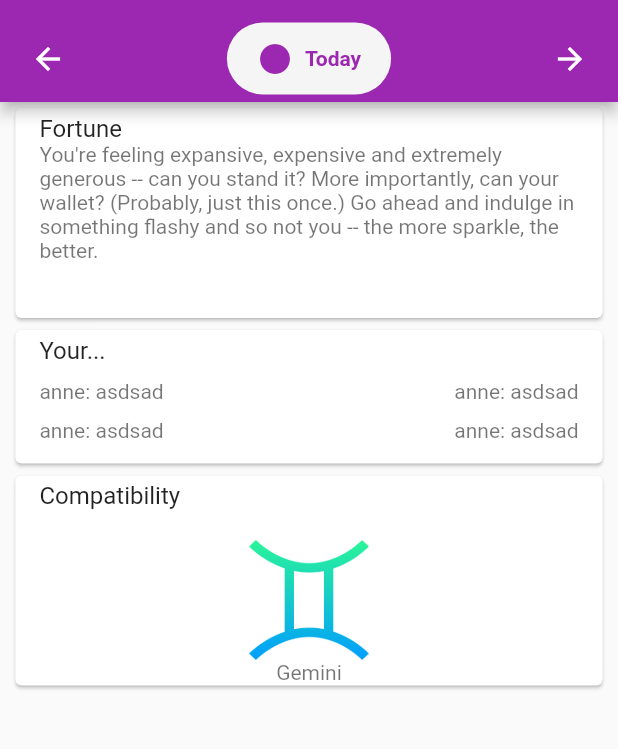
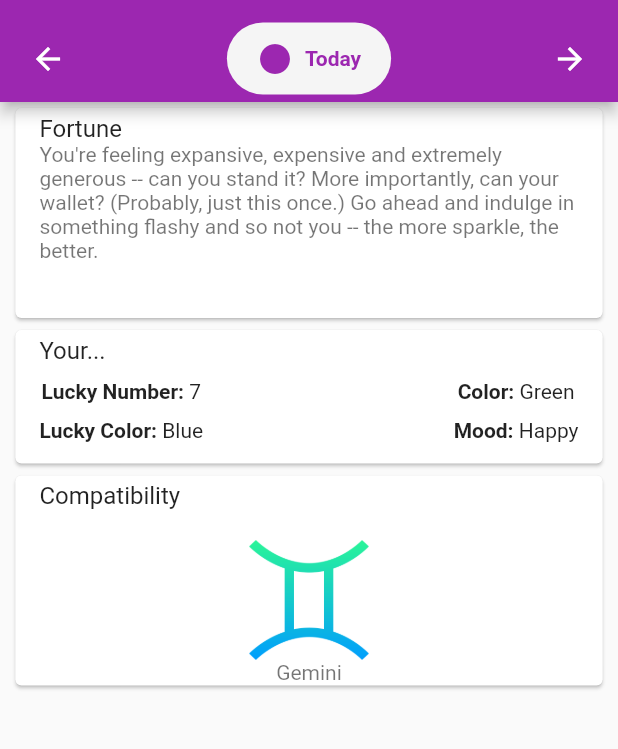
Before and after one commit to bugrahancamlibel/Horoscope-YTT, a Flutter app: the screen it shows after launch, after a tap on "Let's get started", after a tap on "Go to your page", on a phone screen of 412 x 824 dp, the part 57-806 px from its top. Run offline on Flutter 3.47's test engine with Material 2 defaults, Android fonts, the phone set to English and light mode, and no system bars; drawn by our look-alikes of google_nav_bar; our stand-ins replace flutter_riverpod, shared_preferences.

Commit message:
Add style to texts

```diff
--- a/lib/screens/horoscope_screen.dart
+++ b/lib/screens/horoscope_screen.dart
@@ -37,16 +37,52 @@ class Horoscope extends StatelessWidget {
                           children: [
                             Column(
                               children: [
-                                Text("anne: asdsad"),
+                                RichText(
+                                  text: TextSpan(
+                                    text: '',
+                                    style: DefaultTextStyle.of(context).style,
+                                    children: const <TextSpan>[
+                                      TextSpan(text: 'Lucky Number: ', style: TextStyle(fontWeight: FontWeight.bold)),
+                                      TextSpan(text: '7'),
+                                    ],
+                                  ),
+                                ),
                                 SizedBox(height: 10,),
-                                Text("anne: asdsad"),
+                                RichText(
+                                  text: TextSpan(
+                                    text: '',
+                                    style: DefaultTextStyle.of(context).style,
+                                    children: const <TextSpan>[
+                                      TextSpan(text: 'Lucky Color: ', style: TextStyle(fontWeight: FontWeight.bold)),
+                                      TextSpan(text: 'Blue'),
+                                    ],
+                                  ),
+                                ),
                               ],
                             ),
                             Column(
                               children: [
-                                Text("anne: asdsad"),
+                                RichText(
+                                  text: TextSpan(
+                                    text: '',
+                                    style: DefaultTextStyle.of(context).style,
+                                    children: const <TextSpan>[
+                                      TextSpan(text: 'Color: ', style: TextStyle(fontWeight: FontWeight.bold)),
+                                      TextSpan(text: 'Green'),
+                                    ],
+                                  ),
+                                ),
                                 SizedBox(height: 10,),
-                                Text("anne: asdsad"),
+                                RichText(
+                                  text: TextSpan(
+                                    text: '',
+                                    style: DefaultTextStyle.of(context).style,
+                                    children: const <TextSpan>[
+                                      TextSpan(text: 'Mood: ', style: TextStyle(fontWeight: FontWeight.bold)),
+                                      TextSpan(text: 'Happy'),
+                                    ],
+                                  ),
+                                ),
                               ],
                             ),
                           ],
```
